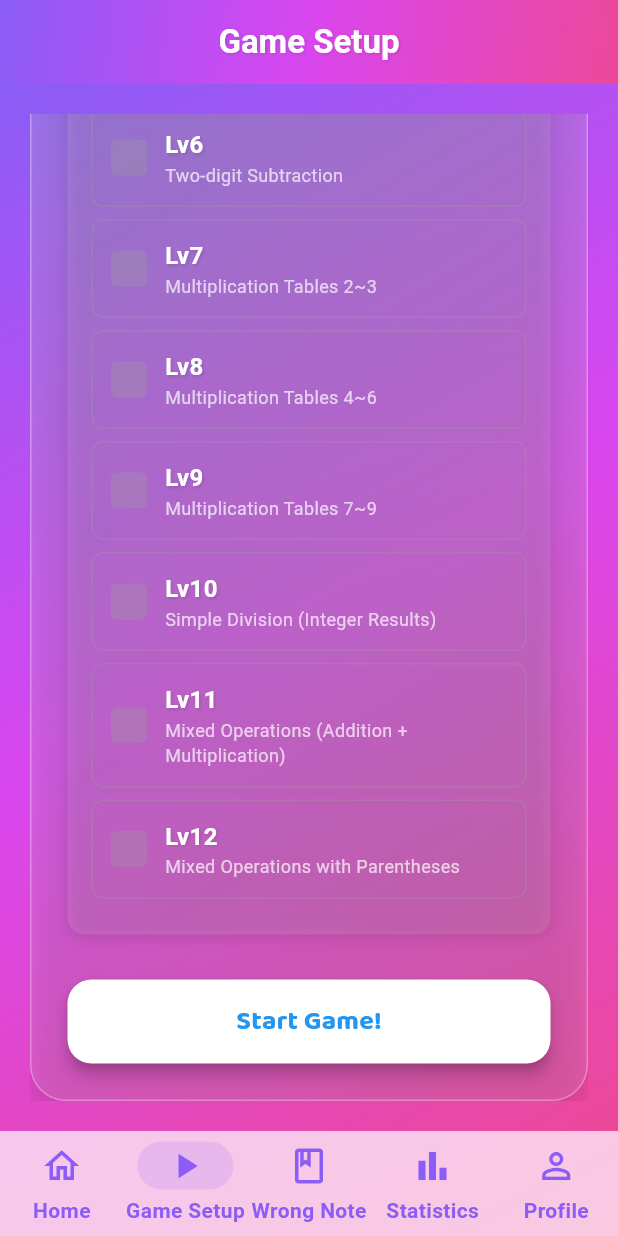
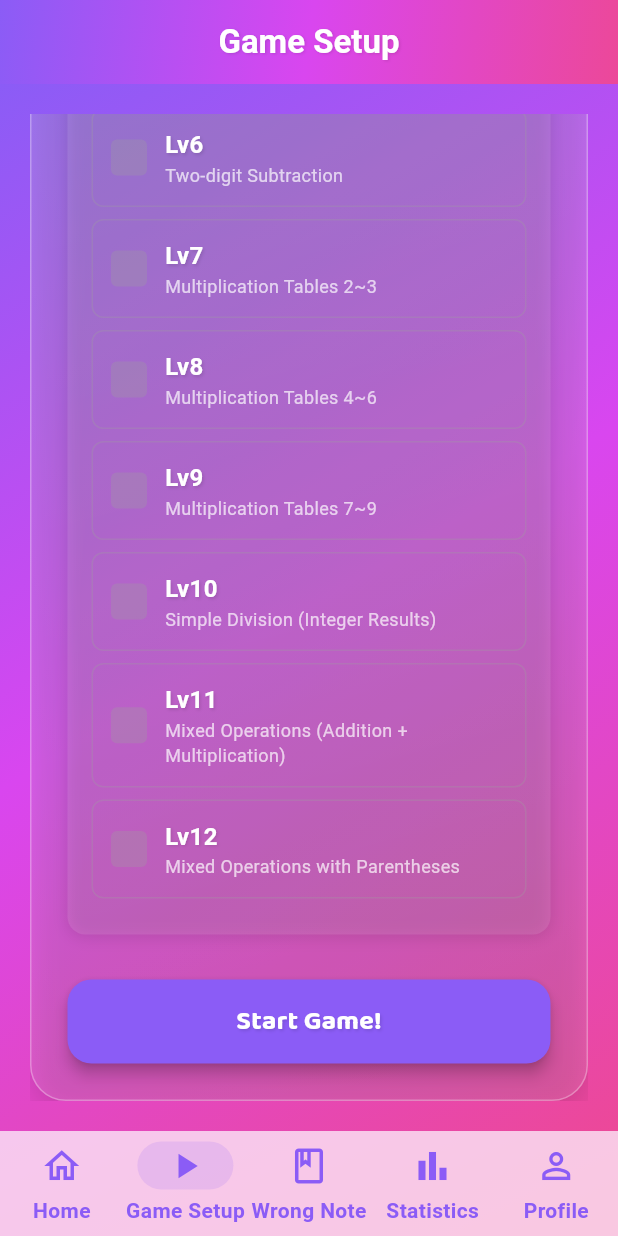
Before and after one commit to kimho314/Mathicorn, a Flutter app: the screen it shows after launch, item 2 of the bottom bar chosen, scrolled down 810 dp, on a phone screen of 412 x 824 dp. Run offline on Flutter 3.47's test engine with Material 3 defaults, Android fonts, the phone set to English and light mode, and no system bars; our stand-ins replace audioplayers, fl_chart, flutter_dotenv, google_fonts, lottie, shared_preferences and 1 more; accounts and stored records are empty.

Commit message:
[feat]: redesign game start button

```diff
--- a/lib/screens/game_setup_screen.dart
+++ b/lib/screens/game_setup_screen.dart
@@ -306,8 +306,8 @@ class _GameSetupScreenState extends State<GameSetupScreen> {
           }
         },
         style: ElevatedButton.styleFrom(
-          backgroundColor: Colors.white,
-          foregroundColor: Colors.blue,
+          backgroundColor: Color(0xFF8B5CF6),
+          foregroundColor: Colors.white,
           shape: RoundedRectangleBorder(
             borderRadius: BorderRadius.circular(16),
           ),
@@ -318,6 +318,8 @@ class _GameSetupScreenState extends State<GameSetupScreen> {
           style: TextStyle(
             fontSize: 18,
             fontWeight: FontWeight.bold,
+            color: Colors.white,
+            shadows: [Shadow(offset: Offset(1,1), blurRadius: 2, color: Colors.black12)],
           ),
         ),
       ),
```
